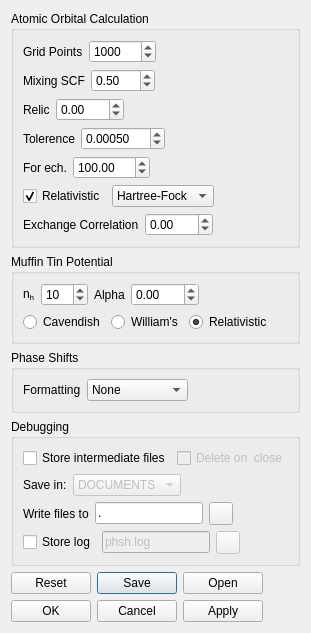
Qt form phaseshifts/gui/SettingsDialog.ui (Liam-Deacon/phaseshifts) before a commit.
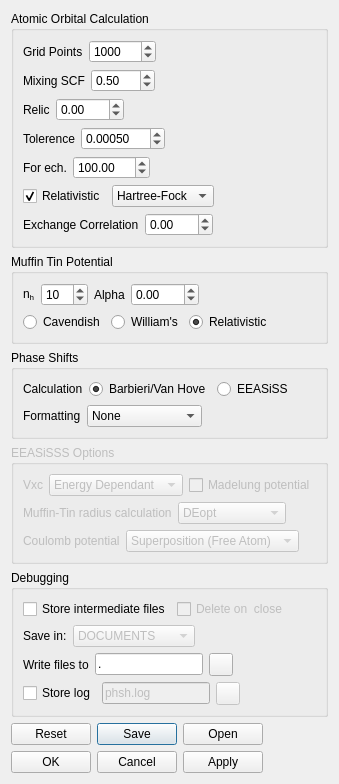
The same form after that commit. Icons and pictures are not drawn.

Commit message: Added EEASiSSS options to dialog UI

What changed in the file:
```diff
--- a/phaseshifts/gui/SettingsDialog.ui
+++ b/phaseshifts/gui/SettingsDialog.ui
@@ -6,8 +6,8 @@
    <rect>
     <x>0</x>
     <y>0</y>
-    <width>287</width>
-    <height>610</height>
+    <width>307</width>
+    <height>755</height>
    </rect>
   </property>
   <property name="windowTitle">
@@ -17,7 +17,7 @@
    <iconset resource="res/res.qrc">
     <normaloff>:/wrench_32x32.png</normaloff>:/wrench_32x32.png</iconset>
   </property>
-  <layout class="QVBoxLayout" name="verticalLayout_4">
+  <layout class="QVBoxLayout" name="verticalLayout_7">
    <item>
     <widget class="QGroupBox" name="groupAtorb">
      <property name="title">
@@ -431,7 +431,54 @@
      <property name="title">
       <string>Phase Shifts</string>
      </property>
-     <layout class="QVBoxLayout" name="verticalLayout_6">
+     <layout class="QVBoxLayout" name="verticalLayout_4">
+      <item>
+       <layout class="QHBoxLayout" name="horizontalLayout_17">
+        <item>
+         <widget class="QLabel" name="labelCalculation">
+          <property name="text">
+           <string>Calculation</string>
+          </property>
+         </widget>
+        </item>
+        <item>
+         <widget class="QRadioButton" name="radioVHT">
+          <property name="toolTip">
+           <string>Perform traditional calculations of atomic phase shifts using Barbieri/Van Hove programs</string>
+          </property>
+          <property name="text">
+           <string>Barbieri/Van Hove</string>
+          </property>
+          <property name="checked">
+           <bool>true</bool>
+          </property>
+         </widget>
+        </item>
+        <item>
+         <widget class="QRadioButton" name="radioEEASiSSS">
+          <property name="toolTip">
+           <string>Use John Rundgren's Elastic Electron-Atom Scattering in Solids program for calculating atomic phase shifts (potientially more accurate, but experimental)</string>
+          </property>
+          <property name="text">
+           <string>EEASiSS</string>
+          </property>
+         </widget>
+        </item>
+        <item>
+         <spacer name="horizontalSpacer_17">
+          <property name="orientation">
+           <enum>Qt::Horizontal</enum>
+          </property>
+          <property name="sizeHint" stdset="0">
+           <size>
+            <width>40</width>
+            <height>20</height>
+           </size>
+          </property>
+         </spacer>
+        </item>
+       </layout>
+      </item>
       <item>
        <layout class="QHBoxLayout" name="horizontalLayout_15">
         <item>
@@ -479,6 +526,177 @@
      </layout>
     </widget>
    </item>
+   <item>
+    <widget class="QGroupBox" name="groupEEASiSSS">
+     <property name="enabled">
+      <bool>false</bool>
+     </property>
+     <property name="title">
+      <string>EEASiSSS Options</string>
+     </property>
+     <property name="checkable">
+      <bool>false</bool>
+     </property>
+     <layout class="QVBoxLayout" name="verticalLayout_6">
+      <item>
+       <layout class="QHBoxLayout" name="horizontalLayout_22">
+        <item>
+         <widget class="QLabel" name="label_6">
+          <property name="text">
+           <string>Vxc</string>
+          </property>
+         </widget>
+        </item>
+        <item>
+         <widget class="QComboBox" name="comboVxc">
+          <property name="sizePolicy">
+           <sizepolicy hsizetype="Maximum" vsizetype="Fixed">
+            <horstretch>0</horstretch>
+            <verstretch>0</verstretch>
+           </sizepolicy>
+          </property>
+          <property name="toolTip">
+           <string>&lt;html&gt;&lt;head/&gt;&lt;body&gt;&lt;p&gt;&lt;span style=&quot; font-family:'Consolas,Menlo,Liberation Mono,Courier,monospace'; font-size:12px; color:#333333; background-color:#f5f5f5;&quot;&gt;Energy Dependent&lt;/span&gt;&lt;span style=&quot; font-family:'Arial,sans-serif'; font-size:14px; color:#333333; background-color:#ffffff;&quot;&gt; - The exchange-correlation potential &lt;/span&gt;&lt;a name=&quot;MathJax-Element-18-Frame&quot;/&gt;&lt;span style=&quot; font-family:'MathJax_Math-italic'; font-size:14px; color:#333333; background-color:#ffffff;&quot;&gt;V&lt;/span&gt;&lt;a name=&quot;MathJax-Span-176&quot;/&gt;&lt;span style=&quot; font-family:'MathJax_Main'; font-size:14px; color:#333333; background-color:#ffffff; vertical-align:sub;&quot;&gt;0&lt;/span&gt;&lt;a name=&quot;MathJax-Span-177&quot;/&gt;&lt;span style=&quot; font-family:'MathJax_Main'; font-size:14px; color:#333333; background-color:#ffffff;&quot;&gt;(&lt;/span&gt;&lt;a name=&quot;MathJax-Span-178&quot;/&gt;&lt;span style=&quot; font-family:'MathJax_Math-italic'; font-size:14px; color:#333333; background-color:#ffffff;&quot;&gt;E&lt;/span&gt;&lt;a name=&quot;MathJax-Span-179&quot;/&gt;&lt;span style=&quot; font-family:'MathJax_Main'; font-size:14px; color:#333333; background-color:#ffffff;&quot;&gt;)&lt;/span&gt;&lt;span style=&quot; font-family:'Arial,sans-serif'; font-size:14px; color:#333333; background-color:#ffffff;&quot;&gt; is calculated from Kohn-Sham theory via the Hedin-Lundqvist local density approximation.&lt;/span&gt;&lt;/p&gt;&lt;p&gt;&lt;span style=&quot; font-family:'Consolas,Menlo,Liberation Mono,Courier,monospace'; font-size:12px; color:#333333; background-color:#f5f5f5;&quot;&gt;Constant&lt;/span&gt;&lt;span style=&quot; font-family:'Arial,sans-serif'; font-size:14px; color:#333333; background-color:#ffffff;&quot;&gt; - The inner potential is put equal to &lt;/span&gt;&lt;a name=&quot;MathJax-Element-19-Frame&quot;/&gt;&lt;span style=&quot; font-family:'MathJax_Math-italic'; font-size:14px; color:#333333; background-color:#ffffff;&quot;&gt;V&lt;/span&gt;&lt;a name=&quot;MathJax-Span-184&quot;/&gt;&lt;span style=&quot; font-family:'MathJax_Main'; font-size:14px; color:#333333; background-color:#ffffff; vertical-align:sub;&quot;&gt;0&lt;/span&gt;&lt;a name=&quot;MathJax-Span-185&quot;/&gt;&lt;span style=&quot; font-family:'MathJax_Main'; font-size:14px; color:#333333; background-color:#ffffff;&quot;&gt;(&lt;/span&gt;&lt;a name=&quot;MathJax-Span-186&quot;/&gt;&lt;span style=&quot; font-family:'MathJax_Math-italic'; font-size:14px; color:#333333; background-color:#ffffff;&quot;&gt;E&lt;/span&gt;&lt;a name=&quot;MathJax-Span-187&quot;/&gt;&lt;span style=&quot; font-family:'MathJax_Main'; font-size:14px; color:#333333; background-color:#ffffff;&quot;&gt;)&lt;/span&gt;&lt;span style=&quot; font-family:'Arial,sans-serif'; font-size:14px; color:#333333; background-color:#ffffff;&quot;&gt;.&lt;/span&gt;&lt;/p&gt;&lt;/body&gt;&lt;/html&gt;</string>
+          </property>
+          <item>
+           <property name="text">
+            <string>Energy Dependant</string>
+           </property>
+          </item>
+          <item>
+           <property name="text">
+            <string>Constant</string>
+           </property>
+          </item>
+         </widget>
+        </item>
+        <item>
+         <widget class="QCheckBox" name="checkVMadl">
+          <property name="toolTip">
+           <string>&lt;html&gt;&lt;head/&gt;&lt;body&gt;&lt;p&gt;&lt;span style=&quot; font-family:'Arial,sans-serif'; font-size:14px; color:#333333; background-color:#ffffff;&quot;&gt;Flag for whether the Madelung potential is used. &lt;/span&gt;&lt;/p&gt;&lt;p&gt;&lt;span style=&quot; font-family:'Arial,sans-serif'; font-size:14px; color:#333333;&quot;&gt;If unchecked, it corresponds to current LEED, whereas checking this option generates the Madelung (electrostatic) potential at a particular atom from the infinite collection of neighboring atoms.&lt;/span&gt;&lt;/p&gt;&lt;p&gt;&lt;span style=&quot; font-family:'Arial,sans-serif'; font-size:14px; color:#333333; background-color:#ffffff;&quot;&gt;The literature on electrostatic potentials is incomplete for LEED investigations; required is a theory for semi-crystals z &amp;gt; 0 and for various distributions of top-layer charges.&lt;/span&gt;&lt;/p&gt;&lt;/body&gt;&lt;/html&gt;</string>
+          </property>
+          <property name="text">
+           <string>Madelung potential</string>
+          </property>
+         </widget>
+        </item>
+        <item>
+         <spacer name="horizontalSpacer_22">
+          <property name="orientation">
+           <enum>Qt::Horizontal</enum>
+          </property>
+          <property name="sizeHint" stdset="0">
+           <size>
+            <width>40</width>
+            <height>20</height>
+           </size>
+          </property>
+         </spacer>
+        </item>
+       </layout>
+      </item>
+      <item>
+       <layout class="QHBoxLayout" name="horizontalLayout_21">
+        <item>
+         <widget class="QLabel" name="label_5">
+          <property name="text">
+           <string>Muffin-Tin radius calculation</string>
+          </property>
+         </widget>
+        </item>
+        <item>
+         <widget class="QComboBox" name="comboMTrad">
+          <property name="sizePolicy">
+           <sizepolicy hsizetype="Maximum" vsizetype="Fixed">
+            <horstretch>0</horstretch>
+            <verstretch>0</verstretch>
+           </sizepolicy>
+          </property>
+          <property name="toolTip">
+           <string>&lt;html&gt;&lt;head/&gt;&lt;body&gt;&lt;p&gt;&lt;span style=&quot; font-family:'Consolas,Menlo,Liberation Mono,Courier,monospace'; font-size:12px; color:#333333; background-color:#f5f5f5;&quot;&gt;DEopt:&lt;/span&gt;&lt;span style=&quot; font-family:'Arial,sans-serif'; font-size:14px; color:#333333; background-color:#ffffff;&quot;&gt; Differential Evolution method determines MT spheres from three conditions: that non-overlapping MT spheres are as large as possible; that MT potentials are continuous to a flat inner potential; and that all MT potentials are energy-shifted by the same amount.&lt;/span&gt;&lt;/p&gt;&lt;p&gt;&lt;span style=&quot; font-family:'Arial,sans-serif'; font-size:14px; color:#333333; background-color:#ffffff;&quot;&gt;Old-fashioned selections&lt;/span&gt;&lt;span style=&quot; font-family:'Arial,sans-serif'; font-size:14px; color:#333333;&quot;/&gt;&lt;span style=&quot; font-family:'Consolas,Menlo,Liberation Mono,Courier,monospace'; font-size:12px; color:#333333; background-color:#f5f5f5;&quot;&gt;'&lt;/span&gt;&lt;span style=&quot; font-family:'Consolas,Menlo,Liberation Mono,Courier,monospace'; font-size:12px; color:#333333; background-color:#f5f5f5;&quot;&gt;MidptNNdist&lt;/span&gt;&lt;span style=&quot; font-family:'Consolas,Menlo,Liberation Mono,Courier,monospace'; font-size:12px; color:#333333; background-color:#f5f5f5;&quot;&gt;'&lt;/span&gt;&lt;span style=&quot; font-family:'Arial,sans-serif'; font-size:14px; color:#333333;&quot;&gt; and &lt;/span&gt;&lt;span style=&quot; font-family:'Consolas,Menlo,Liberation Mono,Courier,monospace'; font-size:12px; color:#333333; background-color:#f5f5f5;&quot;&gt;'&lt;/span&gt;&lt;span style=&quot; font-family:'Consolas,Menlo,Liberation Mono,Courier,monospace'; font-size:12px; color:#333333; background-color:#f5f5f5;&quot;&gt;IntersecNNpot&lt;/span&gt;&lt;span style=&quot; font-family:'Consolas,Menlo,Liberation Mono,Courier,monospace'; font-size:12px; color:#333333; background-color:#f5f5f5;&quot;&gt;'&lt;/span&gt;&lt;span style=&quot; font-family:'Arial,sans-serif'; font-size:14px; color:#333333;&quot;&gt; are at user's discretion: &lt;/span&gt;&lt;span style=&quot; font-family:'Consolas,Menlo,Liberation Mono,Courier,monospace'; font-size:12px; color:#333333; background-color:#f5f5f5;&quot;&gt;MidptNNdist&lt;/span&gt;&lt;span style=&quot; font-family:'Arial,sans-serif'; font-size:14px; color:#333333;&quot;&gt; sizes MT spheres approximately to halve next-neighbour distance, and &lt;/span&gt;&lt;span style=&quot; font-family:'Consolas,Menlo,Liberation Mono,Courier,monospace'; font-size:12px; color:#333333; background-color:#f5f5f5;&quot;&gt;IntersecNNpot&lt;/span&gt;&lt;span style=&quot; font-family:'Arial,sans-serif'; font-size:14px; color:#333333;&quot;&gt; searches points on atom-to-atom lines where the next-neighbour potentials intersect.&lt;/span&gt;&lt;/p&gt;&lt;/body&gt;&lt;/html&gt;</string>
+          </property>
+          <item>
+           <property name="text">
+            <string>DEopt</string>
+           </property>
+          </item>
+          <item>
+           <property name="text">
+            <string>MidptNNdist</string>
+           </property>
+          </item>
+          <item>
+           <property name="text">
+            <string>IntersecNNpot</string>
+           </property>
+          </item>
+         </widget>
+        </item>
+        <item>
+         <spacer name="horizontalSpacer_21">
+          <property name="orientation">
+           <enum>Qt::Horizontal</enum>
+          </property>
+          <property name="sizeHint" stdset="0">
+           <size>
+            <width>40</width>
+            <height>20</height>
+           </size>
+          </property>
+         </spacer>
+        </item>
+       </layout>
+      </item>
+      <item>
+       <layout class="QHBoxLayout" name="horizontalLayout_18">
+        <item>
+         <widget class="QLabel" name="label_2">
+          <property name="text">
+           <string>Coulomb potential</string>
+          </property>
+         </widget>
+        </item>
+        <item>
+         <widget class="QComboBox" name="comboVCoul">
+          <property name="sizePolicy">
+           <sizepolicy hsizetype="Maximum" vsizetype="Fixed">
+            <horstretch>0</horstretch>
+            <verstretch>0</verstretch>
+           </sizepolicy>
+          </property>
+          <property name="toolTip">
+           <string>&lt;html&gt;&lt;head/&gt;&lt;body&gt;&lt;p&gt;Specifies method for calculating coulomb potential, V&lt;span style=&quot; vertical-align:sub;&quot;&gt;Coul&lt;/span&gt;&lt;/p&gt;&lt;p&gt;With the free atom superposition, atomic electron density and Coulmob potentials are generated by superposition of free-atom charge densities. WIEN2k simply extracts the charge densities from a WIEN2k calculation.&lt;/p&gt;&lt;/body&gt;&lt;/html&gt;</string>
+          </property>
+          <item>
+           <property name="text">
+            <string>Superposition (Free Atom)</string>
+           </property>
+          </item>
+          <item>
+           <property name="text">
+            <string>WIEN2k</string>
+           </property>
+          </item>
+         </widget>
+        </item>
+        <item>
+         <spacer name="horizontalSpacer_18">
+          <property name="orientation">
+           <enum>Qt::Horizontal</enum>
+          </property>
+          <property name="sizeHint" stdset="0">
+           <size>
+            <width>40</width>
+            <height>20</height>
+           </size>
+          </property>
+         </spacer>
+        </item>
+       </layout>
+      </item>
+     </layout>
+    </widget>
+   </item>
    <item>
     <widget class="QGroupBox" name="groupDebug">
      <property name="title">
```
Left out of the diff: 3 changed lines with no effect on the pictures. The commit also changes 1 other file.
